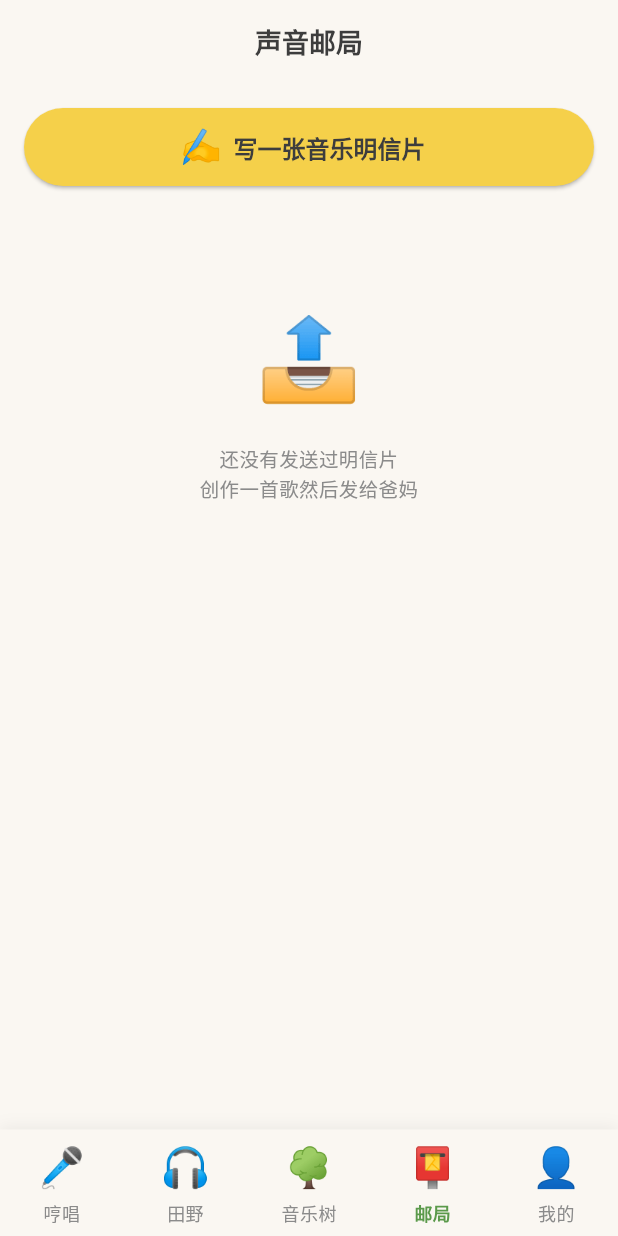
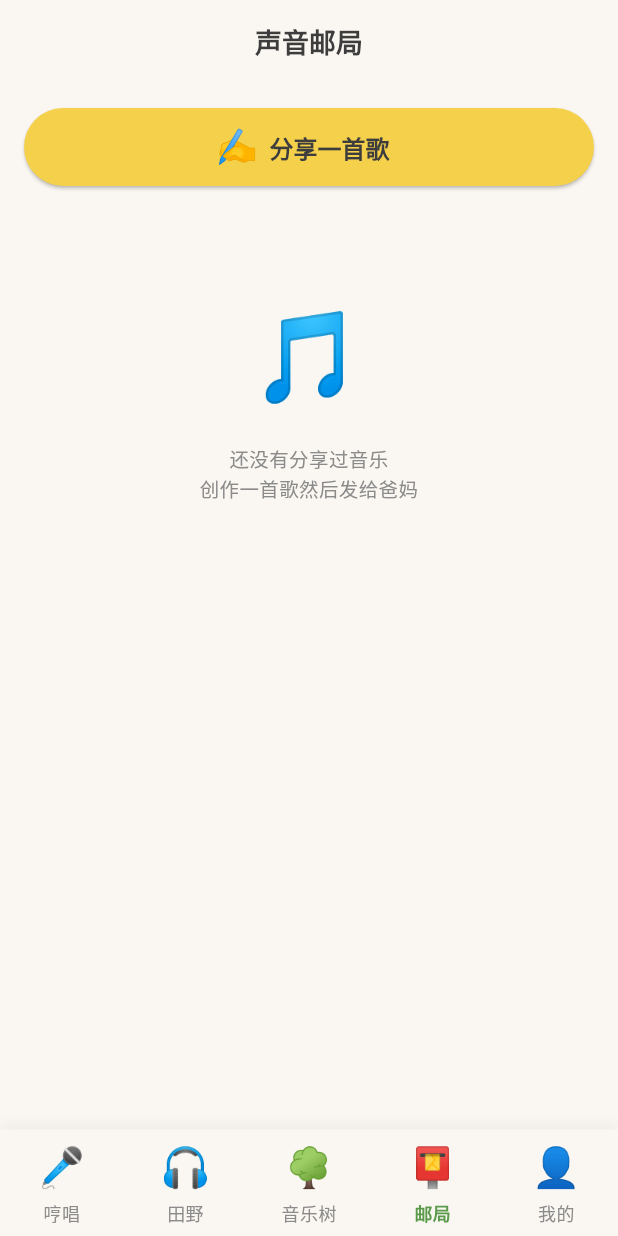
Before and after one commit to 7andy64/SingSprout, a Flutter app: the PostOfficePage screen opened by its route, on a phone screen of 412 x 824 dp. Run offline on Flutter 3.47's test engine with Material 3 defaults, Android fonts, the phone set to English and light mode, and no system bars; our stand-ins replace flutter_animate, flutter_secure_storage, go_router, image_picker, just_audio, package_info_plus and 4 more; missing offline and left inert: encrypt, record, tflite_flutter; accounts and stored records are empty; network calls fail; statements that could not run were skipped.

Commit message:
feat: v1.0.1 — 音乐分享从明信片图片改为音频分享，兼容微信/QQ/钉钉
- SocialShareService: shareAsImage → shareAsAudio，自动识别 WAV/MP3/M4A/OGG MIME
- ComposePage: 移除 PostcardGenerator 生成步骤，直接分享作品音频
- PostOfficePage: 重分享改为音频，coverUrl 检查改为 audioPath 检查
- 修复 compose_page 中 senderName 未使用变量的 analyze warning

```diff
--- a/sing_sprout/lib/features/humming_garden/widgets/editing_stage_widget.dart
+++ b/sing_sprout/lib/features/humming_garden/widgets/editing_stage_widget.dart
@@ -237,7 +237,7 @@ class EditingStageWidget extends StatelessWidget {
               icon:
                   const Text('📮', style: TextStyle(fontSize: 18)),
               label: const Text(
-                  '做成音乐明信片\n把这首歌寄给远方爸爸妈妈',),
+                  '分享音乐给家人\n把这首歌发给远方爸爸妈妈',),
               style: OutlinedButton.styleFrom(
                 minimumSize:
                     const Size(double.infinity, 56),
--- a/sing_sprout/lib/features/voice_post_office/post_office_page.dart
+++ b/sing_sprout/lib/features/voice_post_office/post_office_page.dart
@@ -33,7 +33,7 @@ class PostOfficePage extends StatelessWidget {
                 child: ElevatedButton.icon(
                   onPressed: () => context.push(AppRoutes.composeCard),
                   icon: const Text('✍️', style: TextStyle(fontSize: 22)),
-                  label: const Text('写一张音乐明信片'),
+                  label: const Text('分享一首歌'),
                   style: ElevatedButton.styleFrom(
                     backgroundColor: AppTheme.primaryWarm,
                     foregroundColor: AppTheme.textPrimary,
@@ -141,8 +141,8 @@ class _CardItem extends StatelessWidget {
     showDialog(
       context: context,
       builder: (ctx) => AlertDialog(
-        title: const Text('删除明信片'),
-        content: const Text('确定要删除这张明信片吗？删除后无法恢复。'),
+        title: const Text('删除分享'),
+        content: const Text('确定要删除这条分享记录吗？删除后无法恢复。'),
         actions: [
           TextButton(
             onPressed: () => Navigator.of(ctx).pop(),
@@ -164,18 +164,19 @@ class _CardItem extends StatelessWidget {
   void _reshareCard(BuildContext context) {
     final appState = context.read<AppState>();
     final work = appState.works.where((w) => w.id == card.workId).firstOrNull;
+    final audioPath = card.audioPath ?? work?.audioPath;
 
-    if (card.coverUrl == null || card.coverUrl!.isEmpty) {
+    if (audioPath == null || audioPath.isEmpty) {
       ScaffoldMessenger.of(context).showSnackBar(
-        const SnackBar(content: Text('明信片图片不存在')),
+        const SnackBar(content: Text('音频文件不存在')),
       );
       return;
     }
 
     SocialShareService.showShareOptions(
       context,
-      imagePath: card.coverUrl!,
-      title: work?.title ?? '音乐明信片',
+      audioPath: audioPath,
+      title: work?.title ?? '音乐分享',
       message: card.textContent ?? '',
     );
   }
@@ -193,10 +194,10 @@ class _EmptyState extends StatelessWidget {
       padding: EdgeInsets.symmetric(vertical: 48),
       child: Column(
         children: [
-          Text('📤', style: TextStyle(fontSize: 56, color: AppTheme.textSecondary)),
+          Text('🎵', style: TextStyle(fontSize: 56, color: AppTheme.textSecondary)),
           SizedBox(height: 16),
           Text(
-            '还没有发送过明信片\n创作一首歌然后发给爸妈',
+            '还没有分享过音乐\n创作一首歌然后发给爸妈',
             style: TextStyle(color: AppTheme.textSecondary),
             textAlign: TextAlign.center,
           ),
--- a/sing_sprout/pubspec.yaml
+++ b/sing_sprout/pubspec.yaml
@@ -1,6 +1,6 @@
 name: sing_sprout
 description: 声芽 SingSprout - AI音乐启蒙创作工具 · 金松果音乐游戏 · 虚拟物品兑换
-version: 1.0.0+10
+version: 1.0.1+11
 publish_to: none
 
 environment:
```
Also changed, not shown: sing_sprout/lib/features/voice_post_office/compose_page.dart (+16 -26 lines), sing_sprout/lib/shared/services/social_share_service.dart (+25 -17 lines).
